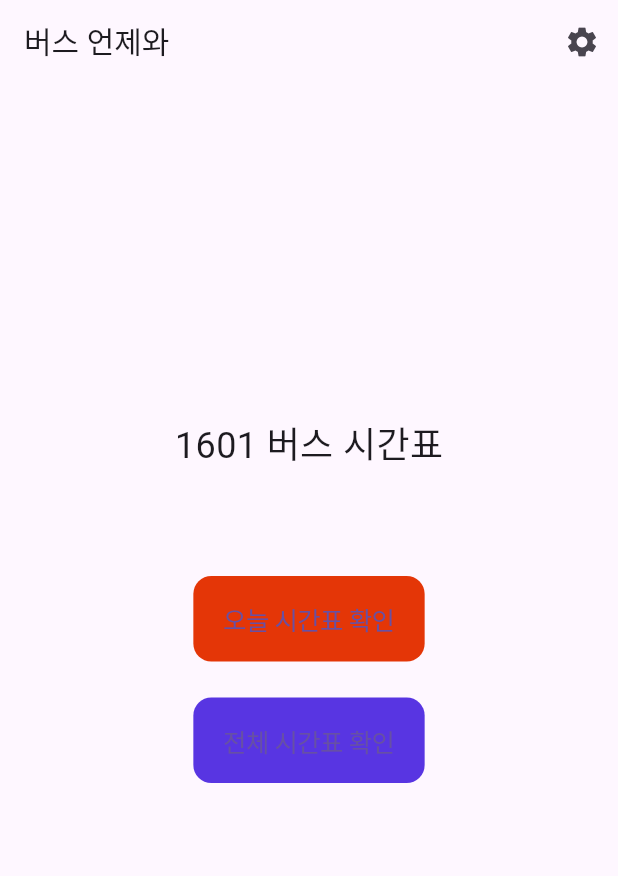
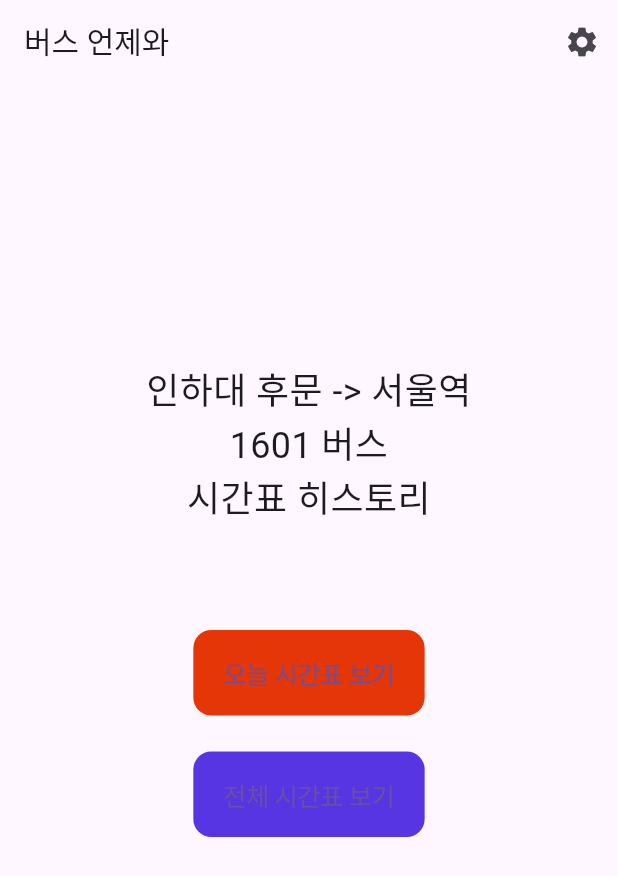
Before and after one commit to oyc0401/when_bus_flutter, a Flutter app: the screen it shows after launch, on a phone screen of 412 x 824 dp. Shown: the top 876 px of the screen. Run offline on Flutter 3.47's test engine with Material 2 defaults, Android fonts, the phone set to English and light mode, and no system bars; our stand-ins replace carousel_slider, freezed_annotation, shared_preferences; missing offline and left inert: scrollview_observer; Roboto replaces fonts that are missing (Binggrae2).

Commit message:
홈 화면만 꾸미자

```diff
--- a/lib/screens/home.dart
+++ b/lib/screens/home.dart
@@ -50,7 +50,8 @@ class _HomePageState extends State<HomePage> {
           mainAxisAlignment: MainAxisAlignment.center,
           children: [
             Text(
-              "1601 버스 시간표",
+              "인하대 후문 -> 서울역\n1601 버스\n시간표 히스토리",
+              textAlign: TextAlign.center,
               style: TextStyle(
                 fontSize: 24,
               ),
@@ -62,7 +63,7 @@ class _HomePageState extends State<HomePage> {
               color: Color(0xffE43607),
               // color: Color(0xff35cee2),
               child: Text(
-                "오늘 시간표 확인",
+                "오늘 시간표 보기",
                 style: TextStyle(
                     // color: Color(0xff262626),
                     ),
@@ -82,7 +83,7 @@ class _HomePageState extends State<HomePage> {
             CupertinoButton(
               // color: Color(0xffE43607),
               color: Color(0xff5835E2),
-              child: Text("전체 시간표 확인"),
+              child: Text("전체 시간표 보기"),
               onPressed: () {
                 Navigator.push(
                   context,
```
